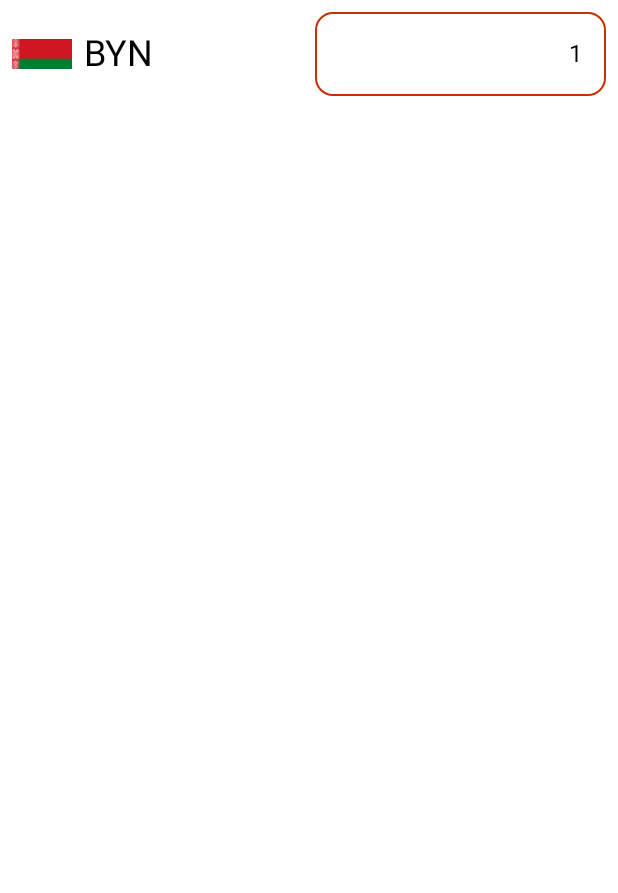
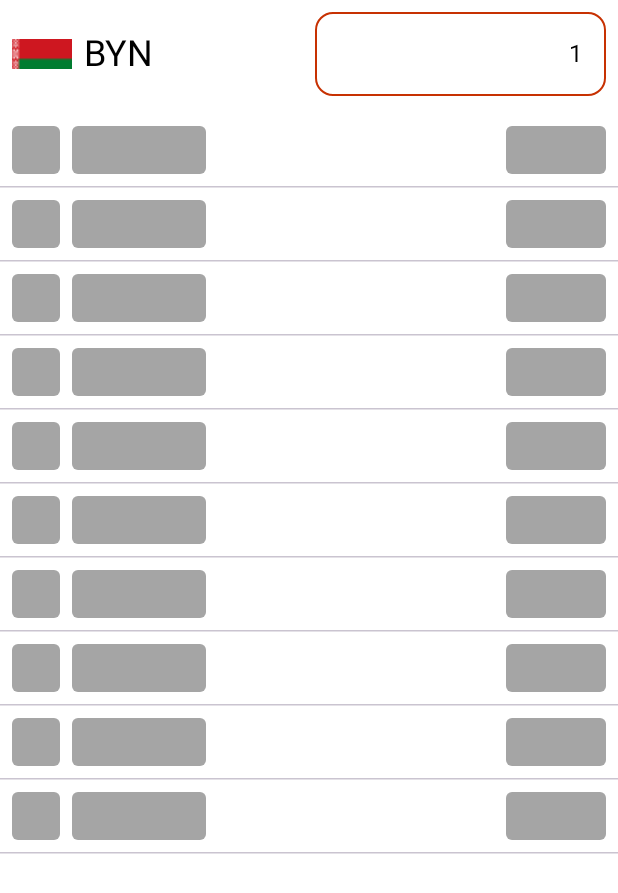
Before and after one commit to kirilamenski/currency_exchange, an Android app built with Jetpack Compose: the composable CurrenciesContentView shown on its own in the app's theme, on a phone screen of 412 x 824 dp. Shown: the top 893 px of the screen. Run offline under Robolectric (Android 15) with nearby library versions, the light colour scheme and no system bars; our stand-ins replace Shimmer.

Commit message:
add shimmers

```diff
--- a/core/design/src/main/java/com/ansgar/design/theme/CurrenciesExchangeColors.kt
+++ b/core/design/src/main/java/com/ansgar/design/theme/CurrenciesExchangeColors.kt
@@ -13,6 +13,7 @@ private val colorLightSecondaryBackground = Color(0xFFFFFFFF)
 private val colorLightError = Color(0xFFFF3263)
 private val colorLightDivider = Color(0xFF202020)
 private val colorLightEditText = Color(0xFFE6E6E6)
+private val colorLightShimmer = Color(0xFFA5A5A5)
 
 private val colorDarkPrimary = Color(0xFFCE5935)
 private val colorDarkTextPrimary = Color(0xFFFFFFFF)
@@ -22,6 +23,7 @@ private val colorDarkSecondaryBackground = Color(0xFF363636)
 private val colorDarkError = Color(0xFFFF3263)
 private val colorDarkDivider = Color(0xFF202020)
 private val colorDarkEditText = Color(0xFFA0A0A0)
+private val colorDarkShimmer = Color(0xFFA5A5A5)
 
 class CurrenciesExchangeColors(
     background: Color,
@@ -32,6 +34,7 @@ class CurrenciesExchangeColors(
     divider: Color,
     editText: Color,
     error: Color,
+    shimmer: Color,
 ) {
 
     var background by mutableStateOf(background)
@@ -50,6 +53,8 @@ class CurrenciesExchangeColors(
         private set
     var error by mutableStateOf(error)
         private set
+    var shimmer by mutableStateOf(shimmer)
+        private set
 }
 
 fun lightColors(
@@ -61,6 +66,7 @@ fun lightColors(
     textSecondary: Color = colorLightTextSecondary,
     divider: Color = colorLightDivider,
     editText: Color = colorLightEditText,
+    shimmer: Color = colorLightShimmer,
 ): CurrenciesExchangeColors = CurrenciesExchangeColors(
     background = background,
     backgroundSecondary = backgroundSecondary,
@@ -70,6 +76,7 @@ fun lightColors(
     textSecondary = textSecondary,
     divider = divider,
     editText = editText,
+    shimmer = shimmer,
 )
 
 fun darkColors(
@@ -81,6 +88,7 @@ fun darkColors(
     textSecondary: Color = colorDarkTextSecondary,
     divider: Color = colorDarkDivider,
     editText: Color = colorDarkEditText,
+    shimmer: Color = colorDarkShimmer,
 ): CurrenciesExchangeColors = CurrenciesExchangeColors(
     background = background,
     backgroundSecondary = backgroundSecondary,
@@ -90,4 +98,5 @@ fun darkColors(
     textSecondary = textSecondary,
     divider = divider,
     editText = editText,
+    shimmer = shimmer,
 )
--- a/feature/currency_list/src/main/java/com/ansgar/currency_list/ui/CurrenciesListViewModel.kt
+++ b/feature/currency_list/src/main/java/com/ansgar/currency_list/ui/CurrenciesListViewModel.kt
@@ -13,6 +13,7 @@ import com.ansgar.domain.GetCurrenciesLatestUseCase
 import com.ansgar.domain.GetSavedCurrenciesUseCase
 import com.ansgar.domain.SaveCurrencyUseCase
 import dagger.hilt.android.lifecycle.HiltViewModel
+import kotlinx.coroutines.delay
 import kotlinx.coroutines.launch
 import timber.log.Timber
 import javax.inject.Inject
--- a/feature/currency_list/src/main/java/com/ansgar/currency_list/ui/CurrenciesView.kt
+++ b/feature/currency_list/src/main/java/com/ansgar/currency_list/ui/CurrenciesView.kt
@@ -9,8 +9,10 @@ import androidx.compose.foundation.interaction.MutableInteractionSource
 import androidx.compose.foundation.layout.Arrangement
 import androidx.compose.foundation.layout.Column
 import androidx.compose.foundation.layout.Row
+import androidx.compose.foundation.layout.Spacer
 import androidx.compose.foundation.layout.fillMaxSize
 import androidx.compose.foundation.layout.fillMaxWidth
+import androidx.compose.foundation.layout.height
 import androidx.compose.foundation.layout.padding
 import androidx.compose.foundation.layout.size
 import androidx.compose.foundation.lazy.LazyColumn
@@ -30,6 +32,7 @@ import androidx.compose.runtime.getValue
 import androidx.compose.runtime.remember
 import androidx.compose.ui.Alignment
 import androidx.compose.ui.Modifier
+import androidx.compose.ui.draw.clip
 import androidx.compose.ui.graphics.Color
 import androidx.compose.ui.res.painterResource
 import androidx.compose.ui.res.stringResource
@@ -47,6 +50,8 @@ import com.ansgar.design.theme.CurrenciesExchangeTheme
 
 private const val INPUT_FIELD_FRACTION = 0.7f
 private const val SELECTED_CURRENCY_NAME_FRACTION = 0.3f
+private const val SHIMMER_FRACTION = 0.25f
+private const val CURRENCIES_SHIMMERS_COUNT = 10
 
 @Composable
 internal fun CurrenciesView(
@@ -78,17 +83,6 @@ internal fun CurrenciesView(
     }
 }
 
-@Composable
-private fun LoadingView(modifier: Modifier = Modifier) {
-    Column(
-        modifier = modifier.fillMaxSize(),
-        verticalArrangement = Arrangement.Center,
-        horizontalAlignment = Alignment.CenterHorizontally
-    ) {
-        CircularProgressIndicator()
-    }
-}
-
 @OptIn(ExperimentalFoundationApi::class)
 @Composable
 private fun CurrenciesContentView(
@@ -116,7 +110,7 @@ private fun CurrenciesContentView(
             horizontalAlignment = Alignment.CenterHorizontally,
         ) {
             if (uiState.currencies.isEmpty()) {
-
+                currenciesShimmers()
             } else {
                 uiState.currencies
                     .sortedBy { !it.isSaved }
@@ -233,6 +227,12 @@ private fun LazyListScope.rateItems(
     HorizontalDivider(color = CurrenciesExchangeTheme.colors.divider)
 }
 
+private fun LazyListScope.currenciesShimmers() = items(count = CURRENCIES_SHIMMERS_COUNT) {
+    CurrencyShimmerView()
+
+    HorizontalDivider()
+}
+
 @Composable
 private fun LabelListItem(
     label: String,
@@ -302,6 +302,51 @@ private fun CurrenciesListItem(
     }
 }
 
+@Composable
+private fun CurrencyShimmerView(
+    modifier: Modifier = Modifier
+) {
+    Column(modifier = modifier.background(CurrenciesExchangeTheme.colors.background)) {
+        Row(
+            modifier = Modifier
+                .fillMaxWidth()
+                .padding(CurrenciesExchangeTheme.dimensions.sizeXs),
+            horizontalArrangement = Arrangement.SpaceBetween,
+            verticalAlignment = Alignment.CenterVertically,
+        ) {
+            Row(
+                verticalAlignment = Alignment.CenterVertically,
+                horizontalArrangement = Arrangement.spacedBy(
+                    space = CurrenciesExchangeTheme.dimensions.sizeXs
+                ),
+            ) {
+                Spacer(
+                    modifier = Modifier
+                        .clip(CurrenciesExchangeTheme.shapes.shape2xs)
+                        .size(CurrenciesExchangeTheme.dimensions.sizeXl)
+                        .background(CurrenciesExchangeTheme.colors.shimmer),
+                )
+
+                Spacer(
+                    modifier = Modifier
+                        .fillMaxWidth(SHIMMER_FRACTION)
+                        .clip(CurrenciesExchangeTheme.shapes.shape2xs)
+                        .height(CurrenciesExchangeTheme.dimensions.sizeXl)
+                        .background(CurrenciesExchangeTheme.colors.shimmer)
+                )
+            }
+
+            Spacer(
+                modifier = Modifier
+                    .fillMaxWidth(SHIMMER_FRACTION)
+                    .clip(CurrenciesExchangeTheme.shapes.shape2xs)
+                    .height(CurrenciesExchangeTheme.dimensions.sizeXl)
+                    .background(CurrenciesExchangeTheme.colors.shimmer)
+            )
+        }
+    }
+}
+
 @PreviewLightDark
 @Composable
 private fun CurrenciesViewLoadingPreview() {
@@ -361,3 +406,9 @@ private fun CurrenciesViewDarkPreview() {
         )
     }
 }
+
+@PreviewLightDark
+@Composable
+private fun CurrencyShimmerViewPreview() {
+    CurrencyShimmerView()
+}
```
